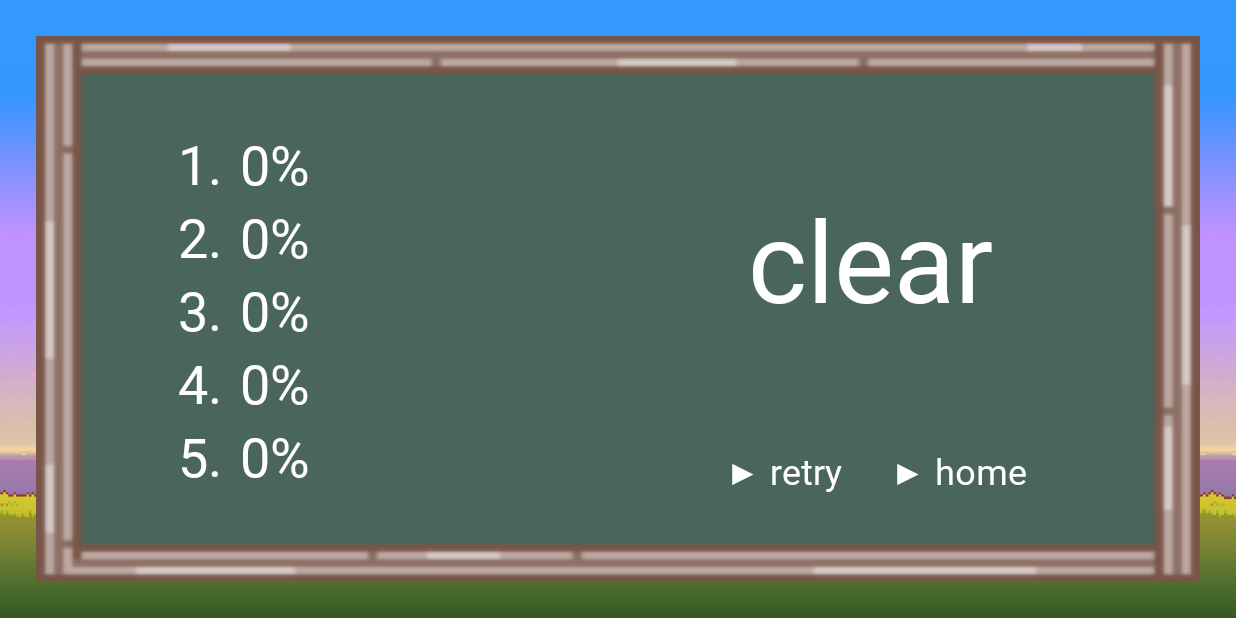
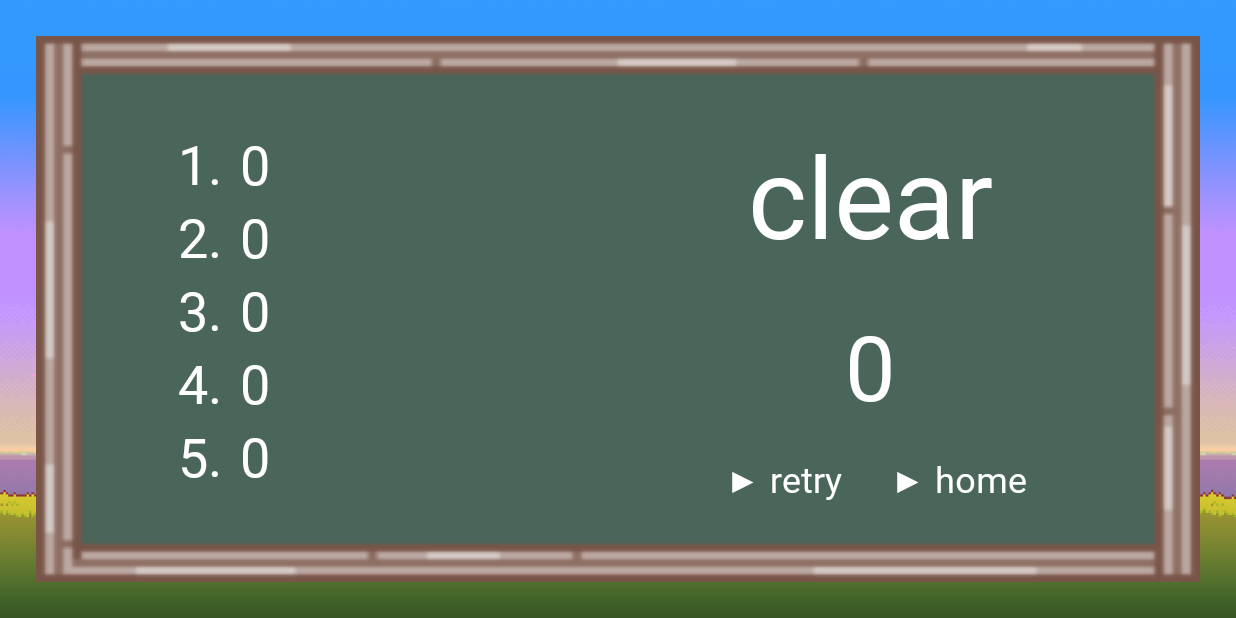
Before and after one commit to l5x5l/OSM_clone, an Android app: the ResultActivity screen opened directly, with no data from a screen before it, on a phone screen of 824 x 412 dp (held sideways). Run offline under Robolectric (Android 15) with nearby library versions, the phone set to English and light mode, and no system bars; Roboto replaces fonts that are not available here.

Commit message:
add activity start/end animation and change detail setting

```diff
--- a/app/src/main/java/com/example/osm/game/GameActivity.kt
+++ b/app/src/main/java/com/example/osm/game/GameActivity.kt
@@ -92,6 +92,7 @@ class GameActivity : AppCompatActivity() {
         intent.putExtra("isClear", isClear)
         intent.putExtra("score", score)
         this.startActivity(intent)
+        overridePendingTransition(R.anim.vertical_enter, R.anim.fadeout) // 이거 다음에 finish 오면 어쩌지
         finish()
     }
 
--- a/app/src/main/java/com/example/osm/result/ResultActivity.kt
+++ b/app/src/main/java/com/example/osm/result/ResultActivity.kt
@@ -2,9 +2,12 @@ package com.example.osm.result
 
 import android.content.Intent
 import android.content.SharedPreferences
+import android.os.Build
 import androidx.appcompat.app.AppCompatActivity
 import android.os.Bundle
 import android.view.View
+import android.view.WindowInsets
+import android.view.WindowManager
 import androidx.recyclerview.widget.LinearLayoutManager
 import com.example.osm.R
 import com.example.osm.databinding.ActivityResultBinding
@@ -28,22 +31,37 @@ class ResultActivity : AppCompatActivity() {
 
         binding = ActivityResultBinding.inflate(layoutInflater)
 
+        preferences = getSharedPreferences("score", MODE_PRIVATE)
+        editor = preferences.edit()
+
         if (isClear){
             binding.resultText.text = "clear"
+            binding.score.text = score.toString()
+            for (i in 0..4) {
+                scoreList.add(preferences.getInt(keyList[i], 0))
+            }
+            for (i in 0..4) {
+                if (score > scoreList[i]) {
+                    scoreList.add(i, score)
+                    scoreList.removeLast()
+                    break
+                }
+            }
+            for (i in 0..4){
+                editor.putInt(keyList[i], scoreList[i])
+            }
+            editor.commit()
         } else {
             binding.resultText.text = "game\nover"
             binding.scoreRecyclerview.visibility = View.GONE
+            binding.score.visibility = View.GONE
         }
 
-        binding.homeButton.setOnClickListener { finish() }
+        binding.homeButton.setOnClickListener {
+            finish()
+            overridePendingTransition(R.anim.fadein, R.anim.vertical_exit)
+        }
         binding.retryButton.setOnClickListener { goToGame() }
-
-        preferences = getSharedPreferences("score", MODE_PRIVATE)
-        editor = preferences.edit()
-
-        for (i in 0..4) {
-            scoreList.add(preferences.getInt(keyList[i], 0))
-        }
 
         val linearLayoutManager = CustomLinearLayoutManager(this)
         binding.scoreRecyclerview.layoutManager = linearLayoutManager
@@ -52,11 +70,19 @@ class ResultActivity : AppCompatActivity() {
         binding.scoreRecyclerview.adapter = scoreRecyclerAdapter
 
         setContentView(binding.root)
+
+        if (Build.VERSION.SDK_INT >= 30){
+            //or WindowInsets.Type.navigationBars() 이걸 추가해도 화면 터치하면 그냥 다시 나온다...
+            window.insetsController?.hide(WindowInsets.Type.statusBars())
+        } else {
+            window.setFlags(WindowManager.LayoutParams.FLAG_FULLSCREEN, WindowManager.LayoutParams.FLAG_FULLSCREEN)
+        }
     }
 
     fun goToGame() {
         val intent = Intent(this, GameActivity::class.java)
         startActivity(intent)
+        overridePendingTransition(R.anim.fadein, R.anim.vertical_exit)
         finish()
     }
 }
--- a/app/src/main/java/com/example/osm/result/scoreRecyclerAdapter.kt
+++ b/app/src/main/java/com/example/osm/result/scoreRecyclerAdapter.kt
@@ -24,7 +24,7 @@ class scoreRecyclerAdapter(context: Context, private val dataList : ArrayList<In
 
     override fun onBindViewHolder(holder: ViewHolder, position: Int) {
         holder.number.text = (position + 1).toString() + "."
-        holder.score.text = dataList[position].toString() + "%"
+        holder.score.text = dataList[position].toString()
     }
 
     override fun getItemCount(): Int = dataList.size
--- /dev/null
+++ b/app/src/main/res/anim/vertical_exit.xml
@@ -0,0 +1,7 @@
+<?xml version="1.0" encoding="utf-8"?>
+<set xmlns:android="http://schemas.android.com/apk/res/android">
+    <translate
+        android:duration ="500"
+        android:fromYDelta="0%"
+        android:toYDelta="-100%"/>
+</set>
--- a/app/src/main/res/layout/activity_result.xml
+++ b/app/src/main/res/layout/activity_result.xml
@@ -37,7 +37,6 @@
             app:layout_constraintTop_toTopOf="@id/top_guide"
             app:layout_constraintEnd_toStartOf="@id/result_text"
             app:layout_constraintBottom_toBottomOf="@id/bottom_guide"
-            android:visibility="visible"
             android:scrollbars="none"/>
 
         <androidx.appcompat.widget.AppCompatTextView
@@ -46,14 +45,27 @@
             app:layout_constraintTop_toTopOf="@id/top_guide"
             app:layout_constraintEnd_toEndOf="parent"
             app:layout_constraintStart_toEndOf="@id/score_recyclerview"
-            app:layout_constraintBottom_toTopOf="@id/retry_button"
+            app:layout_constraintBottom_toTopOf="@id/score"
             android:maxLines="2"
             android:textSize="75sp"
             android:textColor="@color/white"
             android:gravity="center"
-            tools:text = "game\nover"
+            tools:text = "clear"
             android:layout_width="250dp"
-            android:layout_height="200dp"/>
+            android:layout_height="wrap_content"/>
+
+        <androidx.appcompat.widget.AppCompatTextView
+            android:id="@+id/score"
+            android:layout_width="wrap_content"
+            android:layout_height="wrap_content"
+            app:layout_constraintTop_toBottomOf="@id/result_text"
+            app:layout_constraintStart_toStartOf="@id/result_text"
+            app:layout_constraintEnd_toEndOf="@id/result_text"
+            app:layout_constraintBottom_toTopOf="@id/retry_button"
+            android:textColor="@color/white"
+            android:textSize="60dp"
+            tools:text = "999999"/>
+
 
         <androidx.appcompat.widget.AppCompatTextView
             android:id="@+id/retry_button"
@@ -65,7 +77,7 @@
             android:textColor="@color/white"
             android:clickable="true"
             app:layout_constraintStart_toStartOf="@id/result_text"
-            app:layout_constraintTop_toBottomOf="@id/result_text"
+            app:layout_constraintTop_toBottomOf="@id/score"
             app:layout_constraintEnd_toStartOf="@id/home_button"
             app:layout_constraintBottom_toBottomOf="@id/bottom_guide"/>
 
@@ -79,9 +91,9 @@
             android:textColor="@color/white"
             android:clickable="true"
             app:layout_constraintEnd_toEndOf="@id/result_text"
-            app:layout_constraintTop_toBottomOf="@id/result_text"
+            app:layout_constraintTop_toTopOf="@id/retry_button"
             app:layout_constraintStart_toEndOf="@id/retry_button"
-            app:layout_constraintBottom_toBottomOf="@id/bottom_guide"/>
+            app:layout_constraintBottom_toBottomOf="@id/retry_button"/>
 
     </androidx.constraintlayout.widget.ConstraintLayout>
 
```
Also changed, not shown: app/src/main/java/com/example/osm/game/GameView.kt (+6 -4 lines), app/src/main/res/anim/vertical_enter.xml (added, +7 -0 lines).
